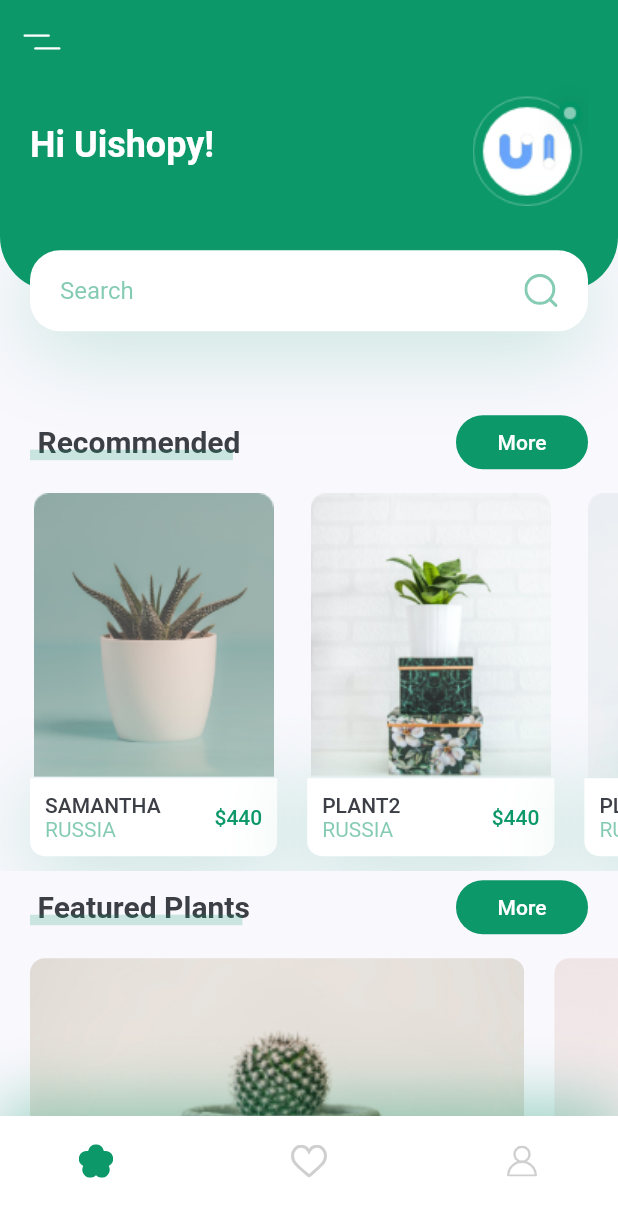
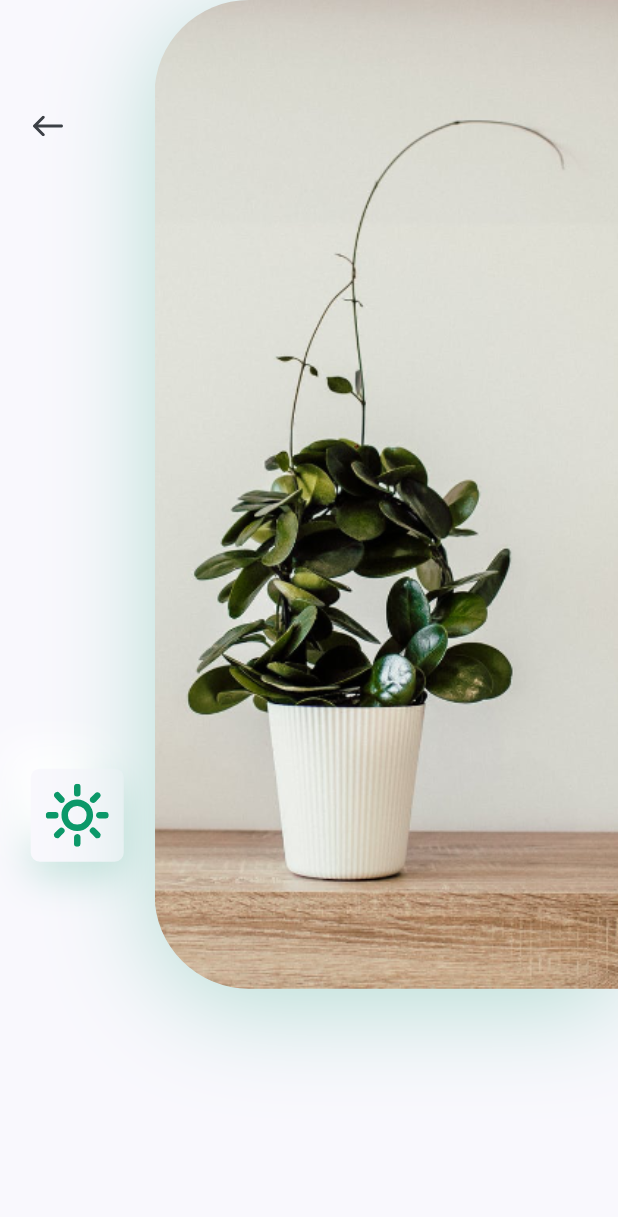
Before and after one commit to nargok/plant_app_ui_template, a Flutter app: the screen it shows after launch, after a tap on an icon or button, on a phone screen of 412 x 824 dp. Shown: the top 1217 px of the screen. Run offline on Flutter 3.47's test engine with Material 2 defaults, Android fonts, the phone set to English and light mode, and no system bars; our stand-ins replace flutter_svg.

Commit message:
detail page icon card

```diff
--- /dev/null
+++ b/lib/screens/details/components/body.dart
@@ -0,0 +1,100 @@
+import 'package:flutter/material.dart';
+import 'package:flutter_svg/flutter_svg.dart';
+import 'package:plant_ui_template/constants.dart';
+
+class Body extends StatelessWidget {
+  @override
+  Widget build(BuildContext context) {
+    Size size = MediaQuery.of(context).size;
+    return Column(
+      children: [
+        SizedBox(
+          height: size.height * 0.8,
+          child: Row(
+            children: [
+              Expanded(
+                child: Padding(
+                  padding:
+                      const EdgeInsets.symmetric(vertical: kDefaultPadding * 3),
+                  child: Column(
+                    children: [
+                      Align(
+                        alignment: Alignment.topLeft,
+                        child: IconButton(
+                          icon: SvgPicture.asset('assets/icons/back_arrow.svg'),
+                          padding:
+                              EdgeInsets.symmetric(horizontal: kDefaultPadding),
+                          onPressed: () {
+                            Navigator.pop(context);
+                          },
+                        ),
+                      ),
+                      Spacer(),
+                      IconCard(
+                        icon: 'assets/icons/sun.svg',
+                      ),
+                    ],
+                  ),
+                ),
+              ),
+              Container(
+                height: size.height * 0.8,
+                width: size.width * 0.75,
+                decoration: BoxDecoration(
+                    borderRadius: BorderRadius.only(
+                      topLeft: Radius.circular(63),
+                      bottomLeft: Radius.circular(63),
+                    ),
+                    boxShadow: [
+                      BoxShadow(
+                          offset: Offset(0, 10),
+                          blurRadius: 60,
+                          color: kPrimaryColor.withOpacity(0.29))
+                    ],
+                    image: DecorationImage(
+                        alignment: Alignment.centerLeft,
+                        fit: BoxFit.cover,
+                        image: AssetImage('assets/images/img.png'))),
+              )
+            ],
+          ),
+        ),
+      ],
+    );
+  }
+}
+
+class IconCard extends StatelessWidget {
+  const IconCard({
+    Key key,
+    this.icon,
+  }) : super(key: key);
+
+  final String icon;
+
+  @override
+  Widget build(BuildContext context) {
+    Size size = MediaQuery.of(context).size;
+
+    return Container(
+      margin: EdgeInsets.symmetric(vertical: size.height * 0.03),
+      padding: EdgeInsets.all(kDefaultPadding / 2),
+      height: 62,
+      width: 62,
+      decoration: BoxDecoration(
+        color: kBackgroundColor,
+        borderRadius: BorderRadius.circular(6),
+        boxShadow: [
+          BoxShadow(
+            offset: Offset(0, 10),
+            blurRadius: 22,
+            color: kPrimaryColor.withOpacity(0.22),
+          ),
+          BoxShadow(
+              offset: Offset(-15, -15), blurRadius: 20, color: Colors.white),
+        ],
+      ),
+      child: SvgPicture.asset(icon),
+    );
+  }
+}
--- /dev/null
+++ b/lib/screens/details/details_screen.dart
@@ -0,0 +1,11 @@
+import 'package:flutter/material.dart';
+import 'package:plant_ui_template/screens/details/components/body.dart';
+
+class DetailsScreen extends StatelessWidget {
+  @override
+  Widget build(BuildContext context) {
+    return Scaffold(
+      body: Body(),
+    );
+  }
+}
--- a/lib/screens/home/components/recommended_plants.dart
+++ b/lib/screens/home/components/recommended_plants.dart
@@ -1,5 +1,6 @@
 import 'package:flutter/material.dart';
 import 'package:plant_ui_template/constants.dart';
+import 'package:plant_ui_template/screens/details/details_screen.dart';
 
 class RecommendedPlants extends StatelessWidget {
   const RecommendedPlants({
@@ -17,21 +18,39 @@ class RecommendedPlants extends StatelessWidget {
             title: "Samantha",
             country: "Russia",
             price: 440,
-            press: () {},
+            press: () {
+              Navigator.push(
+                  context,
+                  MaterialPageRoute(
+                    builder: (context) => DetailsScreen(),
+                  ));
+            },
           ),
           RecommendedPlantCard(
             image: "assets/images/image_2.png",
             title: "plant2",
             country: "Russia",
             price: 440,
-            press: () {},
+            press: () {
+              Navigator.push(
+                  context,
+                  MaterialPageRoute(
+                    builder: (context) => DetailsScreen(),
+                  ));
+            },
           ),
           RecommendedPlantCard(
             image: "assets/images/image_3.png",
             title: "plant3",
             country: "Russia",
             price: 440,
-            press: () {},
+            press: () {
+              Navigator.push(
+                  context,
+                  MaterialPageRoute(
+                    builder: (context) => DetailsScreen(),
+                  ));
+            },
           ),
         ],
       ),
@@ -94,8 +113,7 @@ class RecommendedPlantCard extends StatelessWidget {
                       ),
                       TextSpan(
                         text: country.toUpperCase(),
-                        style: TextStyle(
-                            color: kPrimaryColor.withOpacity(0.5)),
+                        style: TextStyle(color: kPrimaryColor.withOpacity(0.5)),
                       ),
                     ]),
                   ),
--- a/lib/screens/home/home_screen.dart
+++ b/lib/screens/home/home_screen.dart
@@ -1,6 +1,6 @@
 import 'package:flutter/material.dart';
 import 'package:flutter_svg/flutter_svg.dart';
-import 'package:plant_ui_template/components/my_buttom_nav_bar.dart';
+import 'package:plant_ui_template/components/my_bottom_nav_bar.dart';
 import 'package:plant_ui_template/screens/home/components/body.dart';
 
 class HomeScreen extends StatelessWidget {
```
Also changed, not shown: lib/components/my_bottom_nav_bar.dart (renamed from lib/components/my_buttom_nav_bar.dart).
